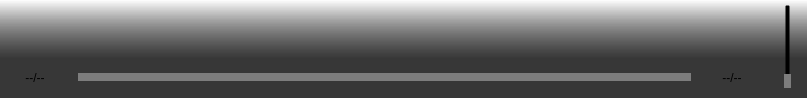
Before: the Qt Designer form interface.ui in AlephNought0/Zoron, drawn with Qt 5.
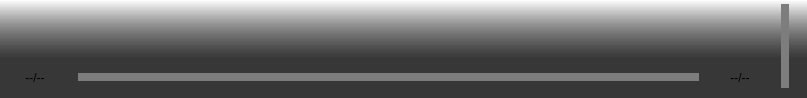
After: the same form once the commit is applied. Icons and pictures are not drawn. Custom widgets are drawn as their Qt base class.

```diff
--- a/interface.ui
+++ b/interface.ui
@@ -329,7 +329,7 @@
              <number>0</number>
             </property>
             <property name="maximum">
-             <number>10000</number>
+             <number>0</number>
             </property>
             <property name="singleStep">
              <number>0</number>
@@ -422,7 +422,7 @@
             <bool>true</bool>
            </property>
            <property name="sizePolicy">
-            <sizepolicy hsizetype="Minimum" vsizetype="Preferred">
+            <sizepolicy hsizetype="Fixed" vsizetype="Fixed">
              <horstretch>0</horstretch>
              <verstretch>0</verstretch>
             </sizepolicy>
@@ -439,7 +439,7 @@
            <property name="styleSheet">
             <string notr="true">QSlider {
 background-color: transparent;
-width: 30px;
+width: 8px;
 }
 
 QSlider::handle {
@@ -447,18 +447,30 @@
 }
 
 QSlider::groove {
-width: 30px;
+margin-top: -1px;
+background: cyan;
 }
 
 QSlider::add-page {
-width: 30px;
-margin-top: -7px;
+background: transparent;
+}
+
+QSlider::sub-page {
 background: rgb(125, 125, 125);
 }</string>
            </property>
            <property name="maximum">
             <number>100</number>
            </property>
+           <property name="singleStep">
+            <number>0</number>
+           </property>
+           <property name="pageStep">
+            <number>0</number>
+           </property>
+           <property name="value">
+            <number>0</number>
+           </property>
            <property name="sliderPosition">
             <number>0</number>
            </property>
```
Left out of the diff: 2 changed lines with no effect on the pictures.
